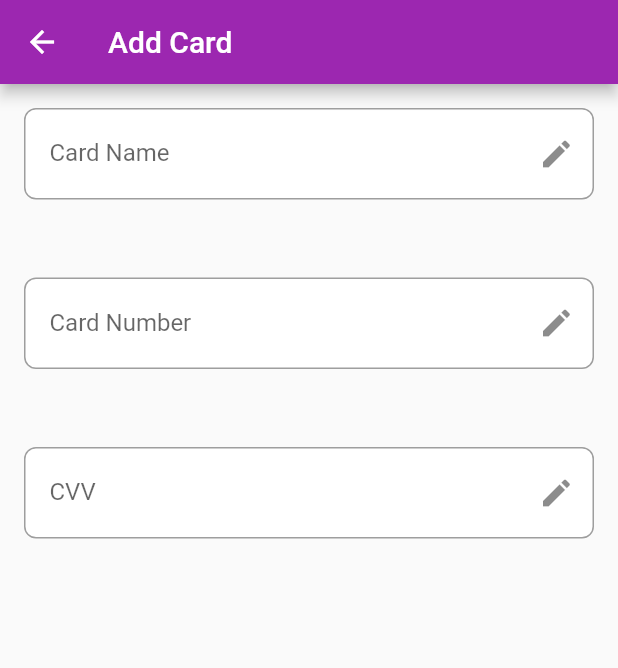
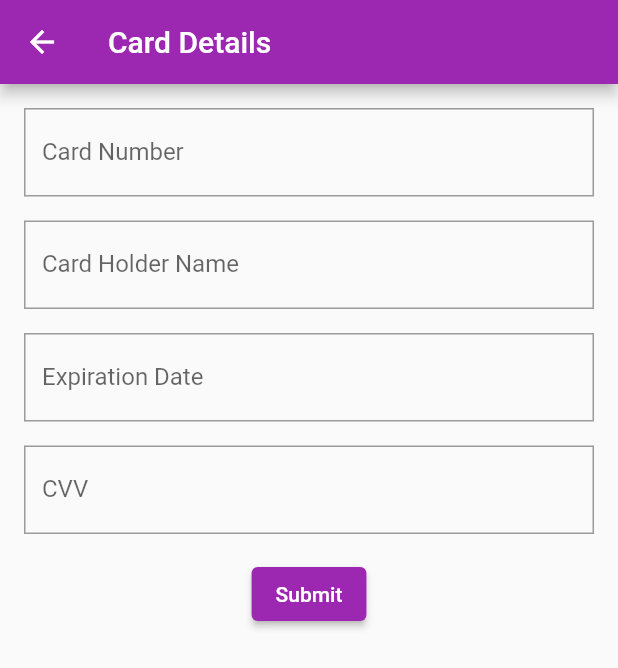
Before and after one commit to SanadhiCB008124/flutter_application_2, a Flutter app: the screen it shows after launch, item 4 of the bottom bar chosen, after a tap on "Add New Card", on a phone screen of 412 x 824 dp. Shown: the top 668 px of the screen. Run offline on Flutter 3.47's test engine with Material 2 defaults, Android fonts, the phone set to English and light mode, and no system bars; our stand-ins replace geocoding, geolocator, google_maps_flutter, permission_handler.

Commit message:
add card

```diff
--- a/lib/main.dart
+++ b/lib/main.dart
@@ -1,5 +1,4 @@
 import 'package:flutter/material.dart';
-import 'package:flutter_application_2/screens/AddCard.dart';
 import 'package:flutter_application_2/screens/Home.dart';
 import 'package:flutter_application_2/screens/Login.dart';
 import 'package:flutter_application_2/screens/Address.dart';
--- a/lib/screens/AddCard.dart
+++ /dev/null
@@ -1,94 +0,0 @@
-import 'package:flutter/material.dart';
-import 'package:flutter_test/flutter_test.dart';
-
-class AddCard extends StatefulWidget {
-
-
-  @override
-  State<AddCard> createState() => _AddCardState();
-}
-
-class _AddCardState extends State<AddCard> {
-  @override
-  Widget build(BuildContext context) {
-    return Scaffold(
-      appBar: AppBar(
-        title: const Text('Add Card'),
-      ),
-      body: Column(
-        mainAxisAlignment: MainAxisAlignment.start,
-        children: [
-          Container(
-            margin: const EdgeInsets.all(16.0),
-            decoration: BoxDecoration(
-              color: Colors.white,
-              border: Border.all(
-                color: Colors.grey,
-                width: 1.0,
-              ),
-              borderRadius: BorderRadius.circular(8.0),
-            ),
-            child: TextFormField(
-              decoration: const InputDecoration(
-                suffixIcon: const Icon(Icons.edit),
-                labelText: 'Card Name',
-                border: InputBorder.none,
-                contentPadding: EdgeInsets.symmetric(
-                  horizontal: 16.0,
-                  vertical: 12.0,
-                ),
-              ),
-            ),
-          ),
-          const SizedBox(height: 20.0),
-          Container(
-            margin: const EdgeInsets.all(16.0),
-            decoration: BoxDecoration(
-              color: Colors.white,
-              border: Border.all(
-                color: Colors.grey,
-                width: 1.0,
-              ),
-              borderRadius: BorderRadius.circular(8.0),
-            ),
-            child: TextFormField(
-              decoration: const InputDecoration(
-                suffixIcon: const Icon(Icons.edit),
-                labelText: 'Card Number',
-                border: InputBorder.none,
-                contentPadding: EdgeInsets.symmetric(
-                  horizontal: 16.0,
-                  vertical: 12.0,
-                ),
-              ),
-            ),
-          ),
-          const SizedBox(height: 20.0),
-          Container(
-            margin: const EdgeInsets.all(16.0),
-            decoration: BoxDecoration(
-              color: Colors.white,
-              border: Border.all(
-                color: Colors.grey,
-                width: 1.0,
-              ),
-              borderRadius: BorderRadius.circular(8.0),
-            ),
-            child: TextFormField(
-
-              decoration: const InputDecoration(
-                suffixIcon: const Icon(Icons.edit),
-                labelText: 'CVV',
-                border: InputBorder.none,
-                contentPadding: EdgeInsets.symmetric(
-                  horizontal: 16.0,
-                  vertical: 12.0,
-                ),
-              ),
-            ),
-          ),
-        ],
-      ),
-    );
-  }
-}
--- /dev/null
+++ b/lib/screens/CardDetails.dart
@@ -0,0 +1,112 @@
+import 'package:flutter/material.dart';
+
+class CardDetails extends StatelessWidget {
+  const CardDetails({Key? key}) : super(key: key);
+
+  @override
+  Widget build(BuildContext context) {
+    return Scaffold(
+      appBar: AppBar(
+        title: const Text('Card Details'),
+      ),
+      body: Padding(
+        padding: const EdgeInsets.all(16.0),
+        child: CardForm(),
+      ),
+    );
+  }
+}
+
+class CardForm extends StatefulWidget {
+  const CardForm({Key? key}) : super(key: key);
+
+  @override
+  _CardFormState createState() => _CardFormState();
+}
+
+class _CardFormState extends State<CardForm> {
+  final _formKey = GlobalKey<FormState>();
+
+  @override
+  Widget build(BuildContext context) {
+    return Form(
+      key: _formKey,
+      child: Column(
+        crossAxisAlignment: CrossAxisAlignment.start,
+        children: [
+
+          TextFormField(
+            decoration: const InputDecoration(
+              border: OutlineInputBorder(borderRadius: BorderRadius.zero),
+              labelText: 'Card Number',
+            ),
+            validator: (value) {
+              if (value == null || value.isEmpty) {
+                return 'Please enter the card number';
+              }
+              return null;
+            },
+          ),
+          SizedBox(height: 16.0),
+          TextFormField(
+            decoration: const InputDecoration(
+              border: OutlineInputBorder(borderRadius: BorderRadius.zero),
+              labelText: 'Card Holder Name',
+            ),
+            validator: (value) {
+              if (value == null || value.isEmpty) {
+                return 'Please enter the card holder name';
+              }
+              return null;
+            },
+          ),
+           SizedBox(height: 16.0),
+          TextFormField(
+            decoration: const InputDecoration(
+              border: OutlineInputBorder(borderRadius: BorderRadius.zero),
+              labelText: 'Expiration Date',
+            ),
+            validator: (value) {
+              if (value == null || value.isEmpty) {
+                return 'Please enter the expiration date';
+              }
+              return null;
+            },
+          ),
+           SizedBox(height: 16.0),
+          TextFormField(
+            decoration: const InputDecoration(
+              border: OutlineInputBorder(borderRadius: BorderRadius.zero),
+              labelText: 'CVV',
+            ),
+            validator: (value) {
+              if (value == null || value.isEmpty) {
+                return 'Please enter the CVV';
+              }
+              return null;
+            },
+          ),
+          const SizedBox(height: 16.0),
+
+          Row(
+            mainAxisAlignment: MainAxisAlignment.center,
+            children: [
+  ElevatedButton(
+            onPressed: () {
+              if (_formKey.currentState!.validate()) {
+
+                ScaffoldMessenger.of(context).showSnackBar(
+                  const SnackBar(content: Text('Form submitted')),
+                );
+              }
+            },
+            child: const Text('Submit'),
+          )
+            ],
+          )
+         ,
+        ],
+      ),
+    );
+  }
+}
--- a/lib/screens/Profile.dart
+++ b/lib/screens/Profile.dart
@@ -1,5 +1,6 @@
-import 'package:flutter_application_2/screens/AddCard.dart';
+
 import 'package:flutter/material.dart';
+import 'package:flutter_application_2/screens/CardDetails.dart';
 import 'package:flutter_application_2/screens/Settings.dart';
 import 'package:flutter_application_2/screens/Map.dart';
 
@@ -218,7 +219,7 @@ class Profile extends StatelessWidget {
                 onTap: () {
                   Navigator.push(
                     context,
-                    MaterialPageRoute(builder: (context) => AddCard()),
+                    MaterialPageRoute(builder: (context) => CardDetails()),
                   );
                 },
                 child: const Text(
```
